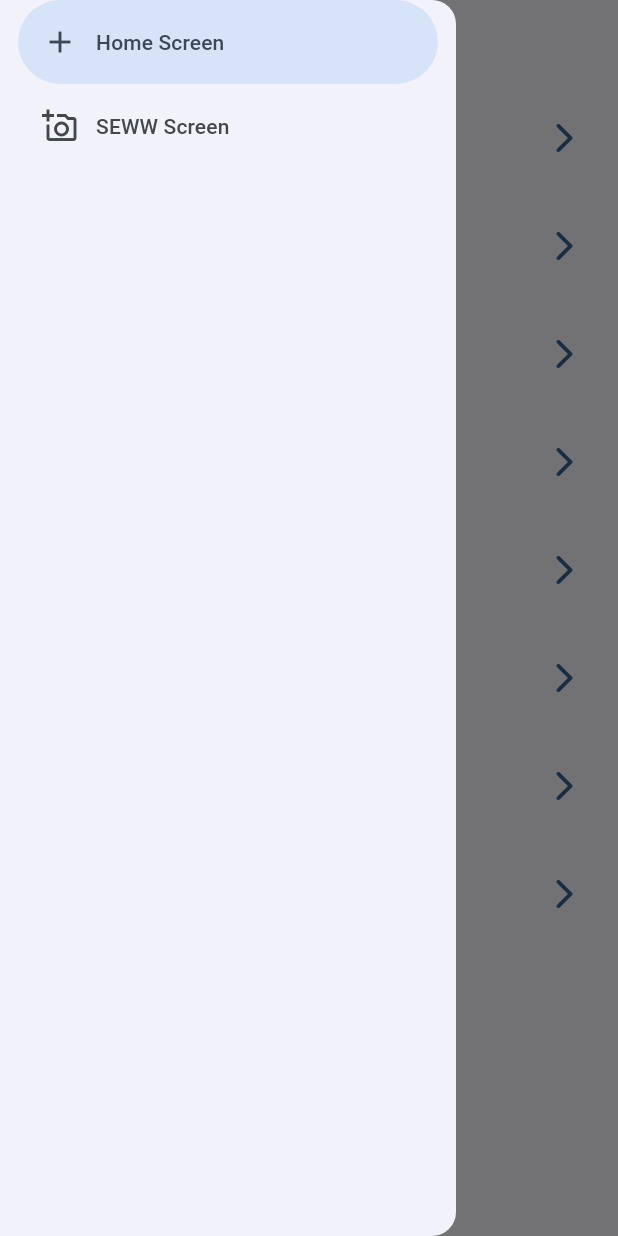
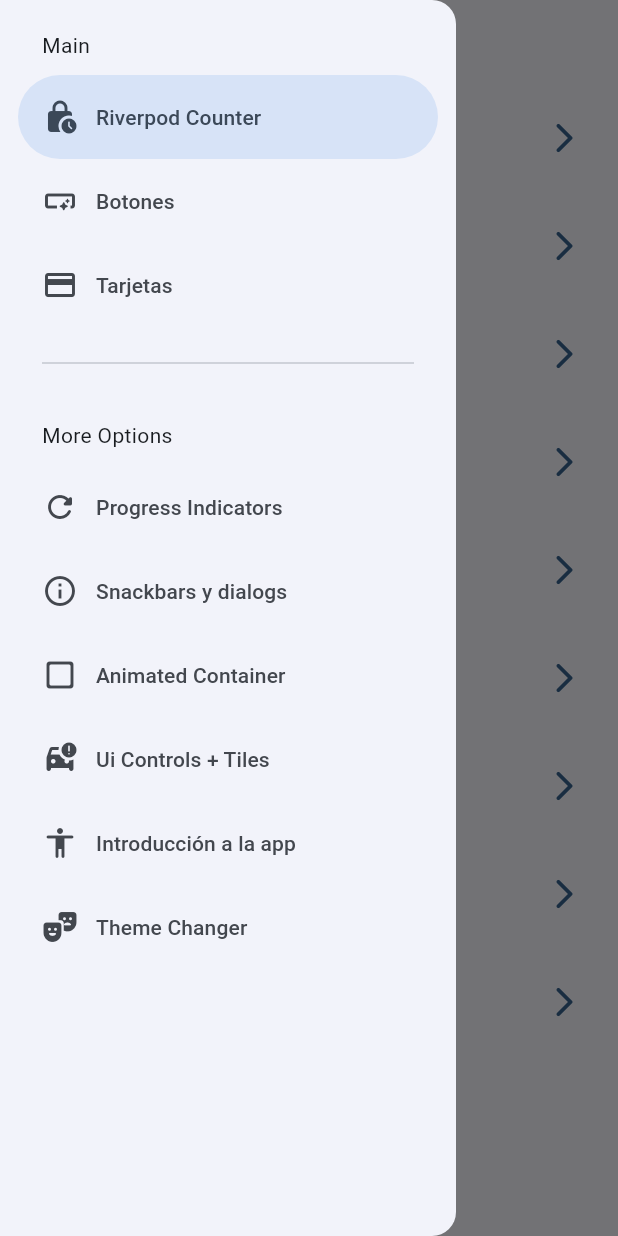
Before and after one commit to LuisLDA/widgets_app, a Flutter app: the screen it shows after launch, with the side drawer open, on a phone screen of 412 x 824 dp. Run offline on Flutter 3.47's test engine with Material 2 defaults, Android fonts, the phone set to English and light mode, and no system bars; our stand-ins replace animate_do, flutter_riverpod, go_router.

Commit message:
Antes de statenotifier

```diff
--- a/lib/config/menu/menu_items.dart
+++ b/lib/config/menu/menu_items.dart
@@ -14,6 +14,11 @@ class MenuItem {
 }
 
 const appMenuItems = <MenuItem>[
+  MenuItem(
+      title: 'Riverpod Counter',
+      subtitle: 'Contador de clicks',
+      link: '/counter',
+      icon: Icons.lock_clock_rounded),
   MenuItem(
       title: 'Botones',
       subtitle: 'Varios botones en flutter',
@@ -50,8 +55,8 @@ const appMenuItems = <MenuItem>[
       link: '/tutorial',
       icon: Icons.accessibility_rounded),
   MenuItem(
-      title: 'Infinite Scroll y pull',
-      subtitle: 'Scroll infinito y pull to refresh',
-      link: '/infinite',
-      icon: Icons.list_alt_rounded)
+      title: 'Theme Changer',
+      subtitle: 'Cambia el tema de la app',
+      link: '/theme-changer',
+      icon: Icons.theater_comedy_rounded),
 ];
--- a/lib/config/router/app_router.dart
+++ b/lib/config/router/app_router.dart
@@ -41,5 +41,13 @@ final appRouter = GoRouter(
       path: '/infinite',
       builder: (context, state) => const InfiniteScrollScreen(),
     ),
+    GoRoute(
+      path: '/counter',
+      builder: (context, state) => const CounterScreen(),
+    ),
+    GoRoute(
+      path: '/theme-changer',
+      builder: (context, state) => const ThemeChangerScreen(),
+    ),
   ],
 );
--- a/lib/config/theme/app_theme.dart
+++ b/lib/config/theme/app_theme.dart
@@ -11,13 +11,15 @@ const colorList = <Color>[
 
 class AppTheme {
   final int selectedColor;
+  final bool isDarkMode;
 
-  AppTheme({this.selectedColor = 0})
+  AppTheme({this.selectedColor = 0,this.isDarkMode = false})
       : assert(selectedColor >= 0 && selectedColor < colorList.length,
             'Selected color must be granter then 0 and less to ${colorList.length}');
 
   ThemeData getTheme() => ThemeData(
       useMaterial3: true,
+      brightness: isDarkMode ? Brightness.dark : Brightness.light,
       colorSchemeSeed: colorList[selectedColor],
       appBarTheme: const AppBarTheme(
         centerTitle: true,
--- a/lib/main.dart
+++ b/lib/main.dart
@@ -1,20 +1,26 @@
 import 'package:flutter/material.dart';
 import 'package:widgets_app/config/router/app_router.dart';
 import 'package:widgets_app/config/theme/app_theme.dart';
+import 'package:flutter_riverpod/flutter_riverpod.dart';
+import 'package:widgets_app/presentation/providers/theme_provider.dart';
 
 void main() {
-  runApp(const MainApp());
+  runApp(const ProviderScope(child: MainApp()));
 }
 
-class MainApp extends StatelessWidget {
+class MainApp extends ConsumerWidget {
   const MainApp({super.key});
 
   @override
-  Widget build(BuildContext context) {
-    return  MaterialApp.router(
+  Widget build(BuildContext context, WidgetRef ref) {
+    final isDarkMode = ref.watch(isDarkModeProvider);
+    final selectedColor = ref.watch(selectedColorProvider);
+
+    return MaterialApp.router(
       title: 'Flutter Widgets',
       debugShowCheckedModeBanner: false,
-      theme: AppTheme(selectedColor: 0).getTheme(),
+      theme: AppTheme(selectedColor: selectedColor, isDarkMode: isDarkMode)
+          .getTheme(),
       routerConfig: appRouter,
     );
   }
--- /dev/null
+++ b/lib/presentation/providers/counter_provider.dart
@@ -0,0 +1,3 @@
+import 'package:flutter_riverpod/flutter_riverpod.dart';
+
+final counterProvider = StateProvider<int>((ref) => 5);
--- /dev/null
+++ b/lib/presentation/providers/theme_provider.dart
@@ -0,0 +1,11 @@
+import 'package:flutter_riverpod/flutter_riverpod.dart';
+import 'package:widgets_app/config/theme/app_theme.dart';
+
+final isDarkModeProvider = StateProvider<bool>((ref) => false);
+
+// Listado de colores inmutables
+final colorListProvider = Provider((ref) => colorList);
+
+
+//Un simple entero
+final selectedColorProvider = StateProvider((ref) => 0);
--- a/lib/presentation/screens/home/home_screen.dart
+++ b/lib/presentation/screens/home/home_screen.dart
@@ -8,12 +8,16 @@ class HomeScreen extends StatelessWidget {
 
   @override
   Widget build(BuildContext context) {
+
+    final scaffoldKey = GlobalKey<ScaffoldState>();
+
     return Scaffold(
+      key: scaffoldKey,
       appBar: AppBar(
         title: const Text('Flutter + Material 3'),
       ),
       body: const _HomeView(),
-      drawer: const SideMenu()
+      drawer:  SideMenu(scaffoldKey: scaffoldKey,)
     );
   }
 }
--- a/lib/presentation/screens/screens.dart
+++ b/lib/presentation/screens/screens.dart
@@ -1,9 +1,11 @@
+export 'package:widgets_app/presentation/screens/theme_changer/theme_changer_screen.dart';
 export 'package:widgets_app/presentation/screens/animated/animated_screen.dart';
 export 'package:widgets_app/presentation/screens/app_tutorial/app_tutorial_screen.dart';
+export 'package:widgets_app/presentation/screens/buttons/buttons_screen.dart';
+export 'package:widgets_app/presentation/screens/cards/cards_screen.dart';
+export 'package:widgets_app/presentation/screens/counter/counter_screen.dart';
+export 'package:widgets_app/presentation/screens/home/home_screen.dart';
 export 'package:widgets_app/presentation/screens/infinite_scroll/infinite_scroll_screen.dart';
 export 'package:widgets_app/presentation/screens/progress/progress_screen.dart';
 export 'package:widgets_app/presentation/screens/snackbar/snackbar_screen.dart';
 export 'package:widgets_app/presentation/screens/ui_controls/ui_controls_screen.dart';
-export 'package:widgets_app/presentation/screens/buttons/buttons_screen.dart';
-export 'package:widgets_app/presentation/screens/cards/cards_screen.dart';
-export 'package:widgets_app/presentation/screens/home/home_screen.dart';
--- a/lib/presentation/widgets/side_menu.dart
+++ b/lib/presentation/widgets/side_menu.dart
@@ -1,7 +1,13 @@
+import 'dart:io';
+
 import 'package:flutter/material.dart';
+import 'package:go_router/go_router.dart';
+import 'package:widgets_app/config/menu/menu_items.dart';
 
 class SideMenu extends StatefulWidget {
-  const SideMenu({super.key});
+  final GlobalKey<ScaffoldState> scaffoldKey;
+
+  const SideMenu({super.key, required this.scaffoldKey});
 
   @override
   State<SideMenu> createState() => _SideMenuState();
@@ -12,19 +18,44 @@ class _SideMenuState extends State<SideMenu> {
 
   @override
   Widget build(BuildContext context) {
+    final hasNotch = MediaQuery.of(context).viewPadding.top > 35;
+
     return NavigationDrawer(
         selectedIndex: navDrawerIndex,
         onDestinationSelected: (value) {
           setState(() {
             navDrawerIndex = value;
           });
+
+          final menuITem = appMenuItems[value];
+
+          context.push(menuITem.link);
+
+          widget.scaffoldKey.currentState?.closeDrawer();
         },
-        children: const [
-          NavigationDrawerDestination(
-              icon: Icon(Icons.add), label: Text('Home Screen')),
-          NavigationDrawerDestination(
-              icon: Icon(Icons.add_a_photo_outlined),
-              label: Text('SEWW Screen')),
+        children: [
+          Padding(
+            padding: EdgeInsets.fromLTRB(28, hasNotch ? 10 : 20, 16, 10),
+            child: const Text('Main'),
+          ),
+          ...appMenuItems
+              .sublist(0, 3)
+              .map((item) => NavigationDrawerDestination(
+                    icon: Icon(item.icon),
+                    label: Text(item.title),
+                  )),
+          const Padding(
+            padding: EdgeInsets.fromLTRB(28, 16, 28, 10),
+            child: Divider(),
+          ),
+          Padding(
+            padding: EdgeInsets.fromLTRB(28, hasNotch ? 10 : 20, 16, 10),
+            child: const Text('More Options'),
+          ),
+          ...appMenuItems.sublist(3).map((item) => NavigationDrawerDestination(
+                icon: Icon(item.icon),
+                label: Text(item.title),
+              )),
         ]);
   }
 }
```
Also changed, not shown: lib/presentation/screens/counter/counter_screen.dart (added, +39 -0 lines), lib/presentation/screens/theme_changer/theme_changer_screen.dart (added, +57 -0 lines), pubspec.yaml (+4 -3 lines), pubspec.lock.
